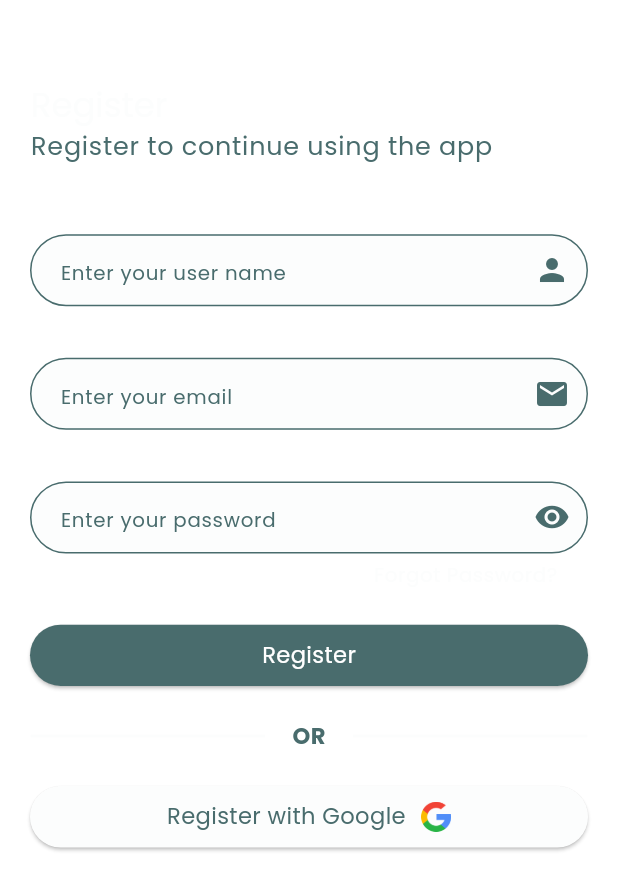
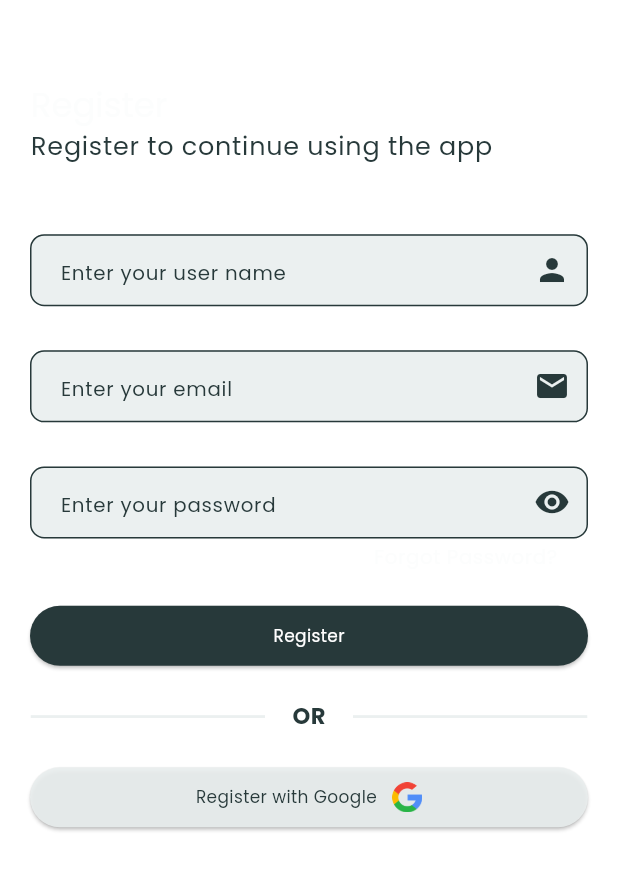
Before and after one commit to WeamZuhairBreakHneidy/Sakkeni, a Flutter app: the screen it shows after launch, after a tap on "Login", after a tap on "Register", on a phone screen of 412 x 824 dp. Shown: the top 890 px of the screen. Run offline on Flutter 3.47's test engine with Material 3 defaults, Android fonts, the phone set to English and light mode, and no system bars; our stand-ins replace firebase_auth, firebase_core, flutter_screenutil, flutter_secure_storage, get, get_storage and 1 more; accounts and stored records are empty.

Commit message:
ملفات اللغات

```diff
--- a/assets/locales/ar_SY.json
+++ b/assets/locales/ar_SY.json
@@ -13,7 +13,7 @@
     "email": "البريد الإلكتروني",
     "password": "كلمة المرور",
     "remember_me": "تذكرنى",
-    "forgot_password": "هل نسيت كلمة المرور؟",
+    "forgot": "هل نسيت كلمة المرور؟",
     "dont_have_an_account": "ليس لديك حساب؟",
     "register": "قم بالتسجيل",
     "register_to_continue_using_the_app": "قم بالتسجيل لمواصلة استخدام التطبيق",
--- a/assets/locales/en_US.json
+++ b/assets/locales/en_US.json
@@ -13,17 +13,13 @@
     "email": "Email",
     "password": "Password",
     "remember_me": "Remember me",
-    "forgot_password": "Forgot Password?",
+    "forgot": "Forgot?",
     "dont_have_an_account": "Don't have an account?",
     "register": "Register",
     "register_to_continue_using_the_app": "Register to continue using the app",
     "user_name": "User Name",
     "register_with_Google": "Register with Google",
     "welcome_to": "Welcome to"
-
-
-
-
   },
   "hint_text": {
     "enter_your_email": "Enter your email",
--- a/lib/app/core/theme/colors.dart
+++ b/lib/app/core/theme/colors.dart
@@ -1,9 +1,12 @@
 import 'package:flutter/material.dart';
 
 class AppColors {
-  static const Color primary = Color(0xFF496C6D);
+  // static const Color primary = Color(0xFF496C6D);
+  static const Color primary = Color(0xFF27393A);
   static const Color secondary = Color(0x26496C6D); // 15% opacity
-  static const Color surface = Color.fromRGBO(252, 253, 253, 1);
+  // static const Color surface = Color.fromRGBO(252, 253, 253, 1);
+  static const Color surface = Color.fromRGBO(233, 238, 238, 0.9);
+
   static const Color white = Color.fromRGBO(252, 253, 253, 1);
   static const Color background= Color.fromRGBO(39, 57, 58, 0.8);
 }
--- a/lib/app/core/theme/themes.dart
+++ b/lib/app/core/theme/themes.dart
@@ -12,23 +12,19 @@ class AppTheme {
   static ThemeData get lightTheme {
 
     return ThemeData(
-
       colorScheme: ColorScheme.light(
         primary: AppColors.primary,
         secondary: AppColors.secondary,
         surface: AppColors.surface,
-
-
       ),
       dividerColor: AppColors.surface,
-
       scaffoldBackgroundColor: AppColors.background,
       fontFamily: primaryFont,
       textTheme: TextTheme(
         headlineLarge: TextStyle(fontSize: 24.r,  color: AppColors.white),
         headlineMedium: TextStyle(fontSize: 22.r, fontWeight: FontWeight.w600, color: AppColors.white),
         bodyLarge: TextStyle(fontSize: 18.r, color: AppColors.primary),
-        bodyMedium: TextStyle(fontSize: 16.r, color: AppColors.primary),
+        bodyMedium: TextStyle(fontSize: 12.r, color: AppColors.primary),
         bodySmall: TextStyle(fontSize: 14.r, color: AppColors.white),
         labelLarge: TextStyle(fontSize: 16.r, fontWeight: FontWeight.bold, color: AppColors.primary),
       ),
--- a/lib/app/modules/auth/views/auth_view.dart
+++ b/lib/app/modules/auth/views/auth_view.dart
@@ -3,7 +3,7 @@ import 'package:flutter_screenutil/flutter_screenutil.dart';
 
 import 'package:get/get.dart';
 
-
+import '../../../../main.dart';
 import '../../../core/theme/colors.dart';
 import '../../../core/theme/themes.dart';
 import '../../../data/services/validator_service.dart';
@@ -16,17 +16,14 @@ import '../controllers/auth_controller.dart';
 
 class AuthView extends GetView<AuthController> {
   AuthView({super.key});
-  GlobalKey<FormState> loginFormKey=GlobalKey();
 
+  GlobalKey<FormState> loginFormKey = GlobalKey();
 
   @override
   Widget build(BuildContext context) {
     return Scaffold(
       resizeToAvoidBottomInset: false,
-
-
       // backgroundColor: Theme.of(context).scaffoldBackgroundColor,
-
       // appBar: AppBar(
       //   backgroundColor: Colors.transparent,
       //   elevation: 0, // Remove the shadow of the app bar
@@ -50,76 +47,65 @@ class AuthView extends GetView<AuthController> {
           Container(
             decoration: BoxDecoration(
               image: DecorationImage(
-                image: AssetImage('assets/backgrounds/background.jpeg'),
-                fit: BoxFit.fitHeight,
+                image: AssetImage('assets/backgrounds/background1.jpeg'),
+                fit: BoxFit.cover,
               ),
             ),
           ),
-
           // Opacity Layer
-          Container(
-            color: Theme.of(context).scaffoldBackgroundColor,
-          ),
-
+          Container(color: Theme.of(context).scaffoldBackgroundColor),
           ListView(
-
             children: [
-
               Form(
-                key:loginFormKey,
+                key: loginFormKey,
                 child: Column(
                   crossAxisAlignment: CrossAxisAlignment.start,
                   children: [
-
                     Container(
                       alignment: Alignment.center,
                       height: 36.h,
-                      margin: EdgeInsets.only(top: 86, left: 134, right: 123).r,
+                      width: 145.w,
+                      margin: EdgeInsets.only(top: 86.h, left: 134.w),
 
                       child: Text(
                         'labels_welcome_to'.tr,
-
                         style: Theme.of(context).textTheme.headlineLarge,
                       ),
                     ),
-                    13.verticalSpace,
                     //Logo
                     Container(
                       alignment: Alignment.center,
-                      height: 124.h,
-                      margin: EdgeInsets.only(  left: 76,right: 75.61).r,
-                      child: Image.asset(
-                        'assets/Logo.png',
-
-                      ),
-
+                      width: 250.39.w,
+                      height: 126.h,
+                      margin: EdgeInsets.only(left: 76.w),
+                      child: Image.asset('assets/Logo.png'),
                     ),
                     129.verticalSpace,
-
-
-
-                    //Email
-                    InputTextFormField(
-
-
+                    Container(
+                      // width: 306.w,
+                      // height: 49.h,
+                      child: InputTextFormField(
                         labelTextAboveTextField: Text(
                           'labels_email'.tr,
                           style: Theme.of(context).textTheme.bodyLarge,
                         ),
-                      margin: EdgeInsets.symmetric(horizontal: 48).w,
-                      suffixIcon: Icon(Icons.mail, color: AppColors.primary),
+                        margin: EdgeInsets.symmetric(horizontal: 48.w),
+
+                        suffixIcon: Icon(
+                          Icons.mail,
+                          color: Theme.of(context).colorScheme.primary,
+                        ),
                         obsecure: false,
                         hintText: 'hint_text_enter_your_email'.tr,
                         helper: Text(''),
                         validatorType: ValidatorType.Email,
-
                       ),
-                    10.verticalSpace,
-
+                    ),
+                    // 10.verticalSpace,
+                    //
                     //Password
                     Obx(
                       () => InputTextFormField(
-
                         labelTextAboveTextField: Text(
                           'labels_password'.tr,
                           style: Theme.of(context).textTheme.bodyLarge,
@@ -132,7 +118,7 @@ class AuthView extends GetView<AuthController> {
                             (controller.isPasswordHidden.value)
                                 ? Icons.visibility
                                 : Icons.visibility_off,
-                            color: AppColors.primary,
+                            color: Theme.of(context).colorScheme.primary,
                           ),
                           onPressed: () {
                             controller.isPasswordHidden.value =
@@ -147,11 +133,13 @@ class AuthView extends GetView<AuthController> {
                     Container(
                       margin: EdgeInsets.symmetric(horizontal: 48).w,
                       child: Row(
-                         mainAxisAlignment:  MainAxisAlignment.spaceBetween,
+                        mainAxisAlignment: MainAxisAlignment.spaceBetween,
                         children: [
                           // Remember Me Checkbox
-                          Flexible(flex: 1,child: RememberMeCheckbox(isChecked: RxBool(false))),
-
+                          Flexible(
+                            flex: 1,
+                            child: RememberMeCheckbox(isChecked: RxBool(false)),
+                          ),
 
                           // Forgot Password Button
                           Flexible(
@@ -161,7 +149,7 @@ class AuthView extends GetView<AuthController> {
                                 // Forgot Password logic
                               },
                               child: Text(
-                                'labels_forgot_password'.tr,
+                                'labels_forgot'.tr,
                                 style: Theme.of(context).textTheme.bodySmall,
                               ),
                             ),
@@ -172,100 +160,140 @@ class AuthView extends GetView<AuthController> {
 
                     20.verticalSpace,
 
-                    //Button
+                    //LoginButton
                     ResponsiveButton(
                       onPressed: () {
-                        if(loginFormKey.currentState!.validate()){
-
-                          controller.login(controller.emailController.text,controller.passwordController.text);
+                        if (loginFormKey.currentState!.validate()) {
+                          controller.login(
+                            controller.emailController.text,
+                            controller.passwordController.text,
+                          );
                         }
                       },
                       clickable: true,
                       margin: EdgeInsets.symmetric(horizontal: 48).w,
+
                       buttonStyle: ButtonStyle(
+                        backgroundColor: WidgetStatePropertyAll(
+                          Theme.of(context).colorScheme.surface,
+                        ),
+                        overlayColor: WidgetStatePropertyAll(
+                          Theme.of(context).colorScheme.secondary,
+                        ),
                         padding: WidgetStatePropertyAll(
                           EdgeInsets.symmetric(vertical: 10.r),
                         ),
                         shape: WidgetStatePropertyAll(
                           RoundedRectangleBorder(
-                            borderRadius: BorderRadius.all(Radius.circular(50.r)),
+                            borderRadius: BorderRadius.all(
+                              Radius.circular(10.r),
+                            ),
                           ),
                         ),
                       ),
                       buttonWidth: Get.width,
-                      child: Text('labels_login'.tr, style: Theme.of(context).textTheme.bodyMedium?.copyWith(color: Colors.white,)),
+                      child: Text(
+                        'labels_login'.tr,
+                        style: Theme.of(context).textTheme.bodyMedium,
                       ),
-                    20.verticalSpace,
+                    ),
+                    71.verticalSpace,
 
                     //OR Divider
-                    CustomDivider(
+                    // CustomDivider(
+                    //
+                    //   height: 20.h,
+                    //   text: 'OR',
+                    //   fontSize: 16.r,
+                    //   fontFamily: AppTheme.primaryFont,
+                    //
+                    //   thickness: 2,
+                    //   indent: 20.w,
+                    //   endIndent: 20.w,
+                    //
+                    //
+                    // ),
+                    // 20.verticalSpace,
+                    // //Google Login
+                    // ResponsiveButton(
+                    //   onPressed: () {},
+                    //   clickable: true,
+                    //   margin: EdgeInsets.symmetric(horizontal: 48).w,
+                    //   buttonStyle: ButtonStyle(
+                    //     backgroundColor: WidgetStatePropertyAll(Theme.of(context).colorScheme.surface),
+                    //     overlayColor: WidgetStatePropertyAll(Theme.of(context).colorScheme.secondary),
+                    //     padding: WidgetStatePropertyAll(
+                    //       EdgeInsets.symmetric(vertical: 10.r),
+                    //     ),
+                    //     shape: WidgetStatePropertyAll(
+                    //       RoundedRectangleBorder(
+                    //         borderRadius: BorderRadius.all(Radius.circular(50.r)),
+                    //       ),
+                    //     ),
+                    //   ),
+                    //   buttonWidth: Get.width,
+                    //   child: Row(
+                    //     mainAxisAlignment: MainAxisAlignment.center,
+                    //     children: [
+                    //       Text('labels_login_with_Google'.tr, style: Theme.of(context).textTheme.bodyMedium,),
+                    //       10.horizontalSpace,
+                    //       Image.asset(
+                    //         'assets/google.png',
+                    //         width: 20,
+                    //         height: 20,
+                    //       ),
+                    //
+                    //     ],
+                    //   ),
+                    // ),
+                    // 20.verticalSpace,
 
-                      height: 20.h,
-                      text: 'OR',
-                      fontSize: 16.r,
-                      fontFamily: AppTheme.primaryFont,
-
-                      thickness: 2,
-                      indent: 20.w,
-                      endIndent: 20.w,
-
-
+                    //Don't have an account
+                    Center(
+                      child: Text(
+                        "labels_dont_have_an_account".tr,
+                        style: Theme.of(context).textTheme.bodySmall,
                       ),
-                    20.verticalSpace,
-                    //Google Login
+                    ),
+                    33.verticalSpace,
                     ResponsiveButton(
-                      onPressed: () {},
+                      onPressed: () {
+                        Get.toNamed(Routes.REGISTER);
+                      },
                       clickable: true,
                       margin: EdgeInsets.symmetric(horizontal: 48).w,
+
                       buttonStyle: ButtonStyle(
-                        backgroundColor: WidgetStatePropertyAll(AppColors.surface),
-                        overlayColor: WidgetStatePropertyAll(Theme.of(context).colorScheme.secondary),
+                        backgroundColor: WidgetStatePropertyAll(
+                          Theme.of(context).colorScheme.surface,
+                        ),
+                        overlayColor: WidgetStatePropertyAll(
+                          Theme.of(context).colorScheme.secondary,
+                        ),
                         padding: WidgetStatePropertyAll(
                           EdgeInsets.symmetric(vertical: 10.r),
                         ),
                         shape: WidgetStatePropertyAll(
                           RoundedRectangleBorder(
-                            borderRadius: BorderRadius.all(Radius.circular(50.r)),
+                            borderRadius: BorderRadius.all(
+                              Radius.circular(10.r),
+                            ),
                           ),
                         ),
                       ),
                       buttonWidth: Get.width,
-                      child: Row(
-                        mainAxisAlignment: MainAxisAlignment.center,
-                        children: [
-                          Text('labels_login_with_Google'.tr, style: Theme.of(context).textTheme.bodyMedium,),
-                          10.horizontalSpace,
-                          Image.asset(
-                            'assets/google.png',
-                            width: 20,
-                            height: 20,
-                          ),
-
-                        ],
+                      child: Text(
+                        'labels_register'.tr,
+                        style: Theme.of(context).textTheme.bodyMedium,
                       ),
                     ),
-                    20.verticalSpace,
-
-                    //Don't have an account
-                    Row(
-                      mainAxisAlignment: MainAxisAlignment.center,
-                      children: [
-                        Text(
-                          "labels_dont_have_an_account".tr,
-                          style: Theme.of(context).textTheme.bodySmall,
-                        ),
-                        TextButton(onPressed: (){
-
-
-                          Get.toNamed(Routes.REGISTER);
-
-
-                        }, child: Text('labels_register'.tr, style: Theme.of(context).textTheme.bodySmall?.copyWith(fontWeight: FontWeight.bold),),)
-                      ],
-                    ),
-
-
-
+                    // TextButton(onPressed: (){
+                    //
+                    //
+                    //   Get.toNamed(Routes.REGISTER);
+                    //
+                    //
+                    // }, child: Text('labels_register'.tr, style: Theme.of(context).textTheme.bodySmall?.copyWith(fontWeight: FontWeight.bold),),),
                   ],
                 ),
               ),
--- a/lib/app/widgets/input_text_form_field.dart
+++ b/lib/app/widgets/input_text_form_field.dart
@@ -57,7 +57,9 @@ class InputTextFormField extends StatelessWidget {
 
 
         decoration: decoration ??
+
             InputDecoration(
+
               filled: true,
               icon: icon,
               fillColor: Theme.of(context).colorScheme.surface,
@@ -65,11 +67,12 @@ class InputTextFormField extends StatelessWidget {
               helper: helper,
               counter: counter,
               border: OutlineInputBorder(
-                borderRadius: BorderRadius.circular(50.r), // Responsive border radius
+                borderRadius: BorderRadius.circular(10.r), // Responsive border radius
                 borderSide: BorderSide.none,
               ),
               enabledBorder: OutlineInputBorder(
-                borderRadius: BorderRadius.circular(50.r),
+
+                borderRadius: BorderRadius.circular(10.r),
                 borderSide: BorderSide(color: Theme.of(context).colorScheme.primary, width: 1),
               ),
               focusedBorder: OutlineInputBorder(
@@ -82,6 +85,7 @@ class InputTextFormField extends StatelessWidget {
               contentPadding: EdgeInsets.symmetric(vertical: 12.h, horizontal: 16.w),
               prefixIcon: prefixIcon,
               suffixIcon: suffixIcon,
+
             ),
 
         validator: (value) {
--- a/lib/app/widgets/responsive_buttun.dart
+++ b/lib/app/widgets/responsive_buttun.dart
@@ -24,7 +24,6 @@ class ResponsiveButton extends StatelessWidget {
         this.buttonStyle,
         this.boxDecoration,
         this.padding, this.margin, this.child
-
       }
       );
 
```
Lines whose indentation alone changed are shown as unchanged.
